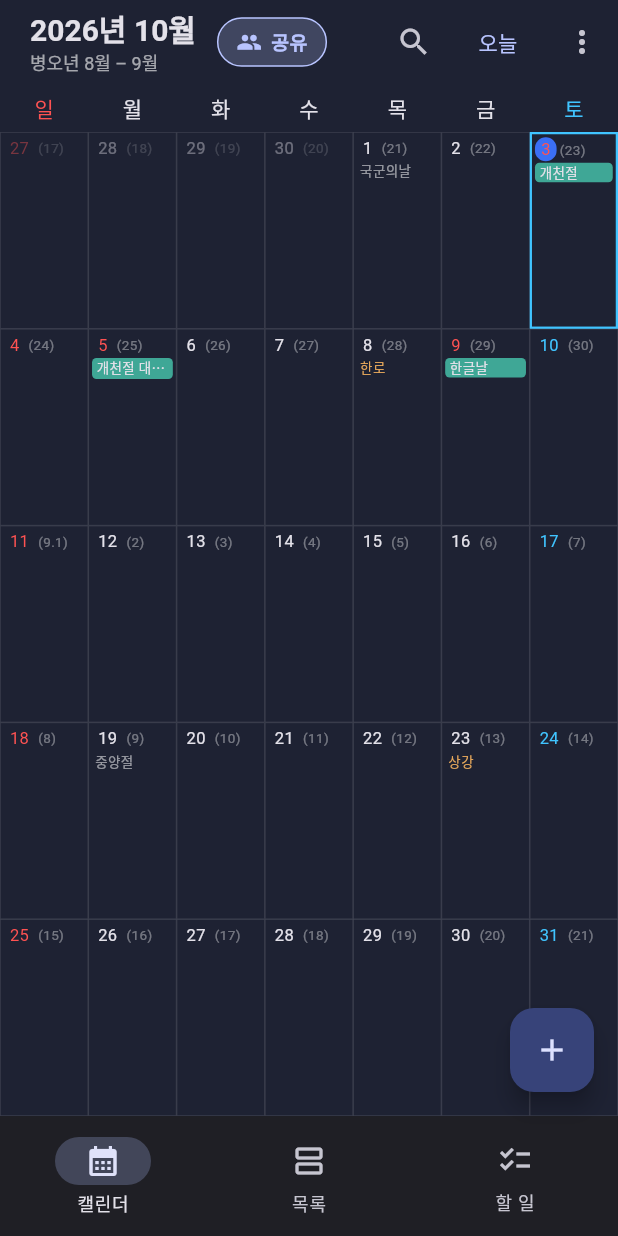
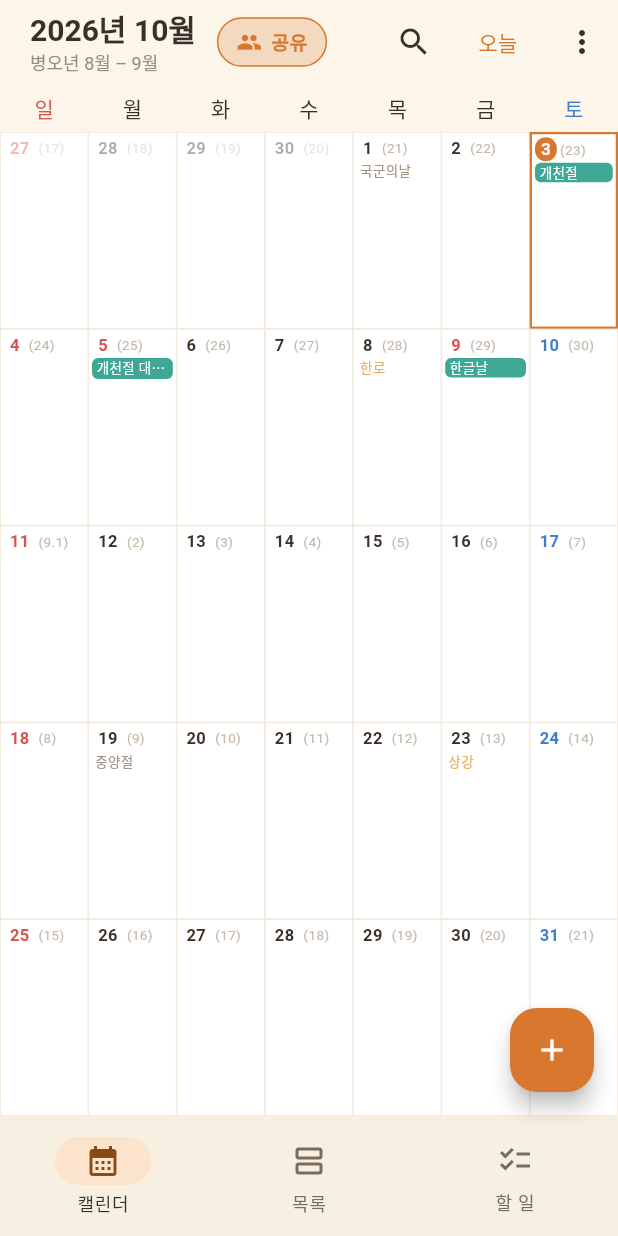
Before and after one commit to wildflow84/wildflow, a Flutter app: the screen it shows once a user with an empty profile is signed in, on a phone screen of 412 x 824 dp. Run offline on Flutter 3.47's test engine with Material 3 defaults, Android fonts, the phone set to English and light mode, and no system bars; our stand-ins replace cloud_firestore, cloud_functions, firebase_auth, firebase_core, firebase_messaging; missing offline and left inert: dart:js_interop, home_widget; accounts and stored records are empty; statements that could not run were skipped.

Commit message:
UI: 따뜻한 크림 테마(시안 B)로 전환 — 팔레트 파일, 칩 글자색 자동, 카드 그림자, 테마 전반
Co-Authored-By: Claude Sonnet 5.5 <noreply@anthropic.com>
Claude-Session: https://claude.ai/code/session_01HRGaXf3T9xS7uNCWtxQppT

```diff
--- a/lib/main.dart
+++ b/lib/main.dart
@@ -11,6 +11,7 @@ import 'firebase_options.dart';
 import 'ui/home_screen.dart';
 import 'ui/login_screen.dart';
 import 'ui/space_screen.dart';
+import 'ui/palette.dart';
 
 /// 앱이 열려 있는 동안 받은 푸시를 스낵바로 보여주기 위한 키
 final messengerKey = GlobalKey<ScaffoldMessengerState>();
@@ -45,17 +46,76 @@ class OurDayApp extends StatelessWidget {
       ],
       theme: ThemeData(
         useMaterial3: true,
-        brightness: Brightness.dark,
-        colorSchemeSeed: const Color(0xFF4C6EF5),
-        scaffoldBackgroundColor: const Color(0xFF1E2233),
+        brightness: Brightness.light,
+        colorScheme: ColorScheme.fromSeed(seedColor: kAccent).copyWith(
+          primary: kAccent,
+          onPrimary: Colors.white,
+          primaryContainer: const Color(0xFFFBE3CC),
+          onPrimaryContainer: const Color(0xFF8A4A14),
+          secondaryContainer: const Color(0xFFFBE3CC),
+          onSecondaryContainer: const Color(0xFF8A4A14),
+          surface: kBg,
+          onSurface: kInk,
+          onSurfaceVariant: kSubtle,
+          surfaceContainerLowest: kCard,
+          surfaceContainerLow: kBg,
+          surfaceContainer: const Color(0xFFF7EFE1),
+          surfaceContainerHigh: const Color(0xFFF4EBDC),
+          surfaceContainerHighest: const Color(0xFFF0E5D3),
+          outline: kFaint,
+          outlineVariant: kLine,
+          error: kRed,
+        ),
+        scaffoldBackgroundColor: kBg,
+        dividerColor: kLine,
         // 모든 화면의 상단 바를 같은 배경으로
         appBarTheme: const AppBarTheme(
           backgroundColor: Colors.transparent,
+          foregroundColor: kInk,
           scrolledUnderElevation: 0,
           surfaceTintColor: Colors.transparent,
         ),
+        navigationBarTheme: const NavigationBarThemeData(
+          backgroundColor: kCard,
+          surfaceTintColor: Colors.transparent,
+          indicatorColor: Color(0xFFFBE3CC),
+        ),
+        floatingActionButtonTheme: FloatingActionButtonThemeData(
+          backgroundColor: kAccent,
+          foregroundColor: Colors.white,
+          shape: RoundedRectangleBorder(borderRadius: BorderRadius.circular(18)),
+        ),
+        cardTheme: CardThemeData(
+          color: kCard,
+          elevation: 1,
+          shadowColor: kCardShadow,
+          surfaceTintColor: Colors.transparent,
+          shape: RoundedRectangleBorder(borderRadius: BorderRadius.circular(18)),
+        ),
+        dialogTheme: DialogThemeData(
+          backgroundColor: kCard,
+          surfaceTintColor: Colors.transparent,
+          shape: RoundedRectangleBorder(borderRadius: BorderRadius.circular(24)),
+        ),
+        bottomSheetTheme: const BottomSheetThemeData(
+          backgroundColor: kBg,
+          surfaceTintColor: Colors.transparent,
+          shape: RoundedRectangleBorder(borderRadius: BorderRadius.vertical(top: Radius.circular(24))),
+        ),
+        chipTheme: ChipThemeData(
+          backgroundColor: kCard,
+          side: const BorderSide(color: kLine),
+          shape: RoundedRectangleBorder(borderRadius: BorderRadius.circular(99)),
+          selectedColor: const Color(0xFFFBE3CC),
+        ),
+        popupMenuTheme: const PopupMenuThemeData(color: kCard, surfaceTintColor: Colors.transparent),
         // 모든 입력창을 같은 외곽선 스타일로
-        inputDecorationTheme: const InputDecorationTheme(border: OutlineInputBorder()),
+        inputDecorationTheme: InputDecorationTheme(
+          border: OutlineInputBorder(borderRadius: BorderRadius.circular(14)),
+          enabledBorder: OutlineInputBorder(borderRadius: BorderRadius.circular(14), borderSide: const BorderSide(color: kFaint)),
+          filled: true,
+          fillColor: kCard,
+        ),
         snackBarTheme: SnackBarThemeData(
           behavior: SnackBarBehavior.floating,
           insetPadding: const EdgeInsets.fromLTRB(16, 0, 16, 16),
--- a/lib/ui/category_dialog.dart
+++ b/lib/ui/category_dialog.dart
@@ -1,4 +1,5 @@
 import 'package:flutter/material.dart';
+import 'palette.dart';
 import 'package:provider/provider.dart';
 
 import '../data/store.dart';
@@ -68,7 +69,7 @@ class _CategoryDialogState extends State<_CategoryDialog> {
                 Navigator.pop(context);
               }
             },
-            child: const Text('삭제', style: TextStyle(color: Colors.redAccent)),
+            child: const Text('삭제', style: TextStyle(color: kRed)),
           ),
         TextButton(onPressed: () => Navigator.pop(context), child: const Text('취소')),
         FilledButton(
--- a/lib/ui/category_manager.dart
+++ b/lib/ui/category_manager.dart
@@ -1,4 +1,5 @@
 import 'package:flutter/material.dart';
+import 'palette.dart';
 import 'package:provider/provider.dart';
 
 import '../data/store.dart';
@@ -32,7 +33,7 @@ class CategoryManagerScreen extends StatelessWidget {
           padding: EdgeInsets.fromLTRB(16, 4, 16, 8),
           child: Text(
             '항목에는 카테고리를 하나 붙이고, 그 색으로 표시돼. 끌어서 순서를 바꾸고, 눌러서 수정해.',
-            style: TextStyle(color: Colors.white60, fontSize: 12),
+            style: TextStyle(color: kMuted, fontSize: 12),
           ),
         ),
         Expanded(
--- a/lib/ui/color_picker.dart
+++ b/lib/ui/color_picker.dart
@@ -1,3 +1,4 @@
+import 'palette.dart';
 import 'package:flutter/material.dart';
 
 import '../models/category.dart';
@@ -49,7 +50,7 @@ class _ColorChooserState extends State<ColorChooser> {
                   color: Color(c),
                   shape: BoxShape.circle,
                   border: Border.all(
-                      color: widget.value == c ? Colors.white : Colors.transparent, width: 2.5),
+                      color: widget.value == c ? kInk : Colors.transparent, width: 2.5),
                 ),
                 child: widget.value == c ? const Icon(Icons.check, size: 18, color: Colors.white) : null,
               ),
--- a/lib/ui/date_picker.dart
+++ b/lib/ui/date_picker.dart
@@ -1,4 +1,5 @@
 import 'package:flutter/material.dart';
+import 'palette.dart';
 import 'package:intl/intl.dart';
 
 /// 날짜 선택. 기본 showDatePicker는 가로로 넓은 화면(PC)에서 제목이 줄바꿈되어 어색해서 직접 구성했다.
@@ -54,7 +55,7 @@ class _DatePickerDialogState extends State<_DatePickerDialog> {
                   alignment: Alignment.centerLeft,
                   child: Column(crossAxisAlignment: CrossAxisAlignment.start, children: [
                     if (widget.title != null)
-                      Text(widget.title!, style: const TextStyle(fontSize: 12, color: Colors.white60)),
+                      Text(widget.title!, style: const TextStyle(fontSize: 12, color: kMuted)),
                     const SizedBox(height: 2),
                     FittedBox(
                       fit: BoxFit.scaleDown,
--- a/lib/ui/home_screen.dart
+++ b/lib/ui/home_screen.dart
@@ -1,4 +1,5 @@
 import 'dart:async';
+import 'palette.dart';
 
 import 'package:flutter/gestures.dart' show PointerScrollEvent;
 import 'package:flutter/material.dart';
@@ -150,7 +151,7 @@ class _HomeScreenState extends State<HomeScreen> {
                         Text('${_month.year}년 ${_month.month}월',
                             style: const TextStyle(fontSize: 20, fontWeight: FontWeight.bold)),
                         Text(_lunarRange(_month),
-                            style: const TextStyle(fontSize: 12, color: Colors.white60)),
+                            style: const TextStyle(fontSize: 12, color: kMuted)),
                       ],
                     ),
                   ),
@@ -382,18 +383,18 @@ class _SharedToggle extends StatelessWidget {
             decoration: BoxDecoration(
               color: on ? accent.withValues(alpha: 0.22) : Colors.transparent,
               borderRadius: BorderRadius.circular(20),
-              border: Border.all(color: on ? accent : Colors.white24),
+              border: Border.all(color: on ? accent : kFaint),
             ),
             child: Row(mainAxisSize: MainAxisSize.min, children: [
               Icon(on ? Icons.people : Icons.people_outline,
-                  size: 17, color: on ? accent : Colors.white54),
+                  size: 17, color: on ? accent : kMuted),
               if (!narrow) ...[
                 const SizedBox(width: 6),
                 Text('공유',
                     style: TextStyle(
                         fontSize: 13,
                         fontWeight: FontWeight.w600,
-                        color: on ? accent : Colors.white54)),
+                        color: on ? accent : kMuted)),
               ],
             ]),
           ),
@@ -463,7 +464,7 @@ class _EdgeZoneState extends State<_EdgeZone> {
           alignment: widget.left ? Alignment.centerLeft : Alignment.centerRight,
           child: Padding(
             padding: const EdgeInsets.symmetric(horizontal: 6),
-            child: Icon(widget.left ? Icons.chevron_left : Icons.chevron_right, size: 28, color: Colors.white),
+            child: Icon(widget.left ? Icons.chevron_left : Icons.chevron_right, size: 28, color: kAccent),
           ),
         ),
       ),
@@ -508,9 +509,9 @@ class _MonthGrid extends StatelessWidget {
                   child: Text(dow[i],
                       style: TextStyle(
                           color: i == 0
-                              ? Colors.redAccent
+                              ? kRed
                               : i == 6
-                                  ? Colors.lightBlueAccent
+                                  ? kBlue
                                   : null)),
                 ),
               ),
@@ -652,6 +653,7 @@ class _SpanBar extends StatelessWidget {
 
   @override
   Widget build(BuildContext context) {
+    final fg = onColor(color);
     final bar = Container(
       padding: const EdgeInsets.symmetric(horizontal: 4),
       decoration: BoxDecoration(
@@ -661,8 +663,12 @@ class _SpanBar extends StatelessWidget {
           right: Radius.circular(seg.endsHere ? 4 : 0),
         ),
       ),
-      child: Row(children: [
-        if (!seg.startsHere) const Icon(Icons.arrow_left, size: 12, color: Colors.white70),
+      child: IconTheme(
+        data: IconThemeData(color: fg),
+        child: DefaultTextStyle.merge(
+          style: TextStyle(color: fg),
+          child: Row(children: [
+        if (!seg.startsHere) Icon(Icons.arrow_left, size: 12, color: fg.withValues(alpha: 0.7)),
         if (ownerInitial != null)
           Container(
             width: 11,
@@ -678,8 +684,10 @@ class _SpanBar extends StatelessWidget {
           child: Text(seg.item.title,
               maxLines: 1, overflow: TextOverflow.ellipsis, style: const TextStyle(fontSize: 9)),
         ),
-        if (!seg.endsHere) const Icon(Icons.arrow_right, size: 12, color: Colors.white70),
+        if (!seg.endsHere) Icon(Icons.arrow_right, size: 12, color: fg.withValues(alpha: 0.7)),
       ]),
+        ),
+      ),
     );
     final tappable = GestureDetector(behavior: HitTestBehavior.opaque, onTap: onTap, child: bar);
     if (!canEdit) return tappable;
@@ -740,9 +748,9 @@ class _DayCell extends StatelessWidget {
     final marks = s0.cal.marksOn(day);
     final isHoliday = marks.any((m) => m.isHoliday);
     final numColor = (day.weekday == DateTime.sunday || isHoliday)
-        ? Colors.redAccent
+        ? kRed
         : day.weekday == DateTime.saturday
-            ? Colors.lightBlueAccent
+            ? kBlue
             : null;
 
     final backdrop = _backdropFor(s0);
@@ -758,7 +766,7 @@ class _DayCell extends StatelessWidget {
     for (final mk in marks.where((m) => !m.isHoliday)) {
       lines.add(_MarkText(
           text: mk.name,
-          color: mk.kind == MarkKind.term ? const Color(0xFFE8A95B) : Colors.white54));
+          color: mk.kind == MarkKind.term ? const Color(0xFFE8A95B) : kMuted));
     }
 
     return DragTarget<_DragData>(
@@ -768,7 +776,7 @@ class _DayCell extends StatelessWidget {
       onTap: () => onTap(day),
       child: Container(
         decoration: BoxDecoration(
-          color: candidates.isNotEmpty ? Colors.lightGreenAccent.withValues(alpha: 0.12) : null,
+          color: candidates.isNotEmpty ? kGreen.withValues(alpha: 0.15) : kCard,
           // 사진이 있는 여러 날 일정(여행 등)이 걸친 날은 그 장소 사진을 옅게 깐다
           image: backdrop == null
               ? null
@@ -779,10 +787,10 @@ class _DayCell extends StatelessWidget {
                   onError: (_, _) {}),
           border: Border.all(
               color: candidates.isNotEmpty
-                  ? Colors.lightGreenAccent
+                  ? kGreen
                   : isSelected
-                      ? Colors.lightBlueAccent
-                      : Colors.white12,
+                      ? kAccent
+                      : kLine,
               width: (isSelected || candidates.isNotEmpty) ? 1.5 : 0.5),
         ),
         padding: const EdgeInsets.all(2),
@@ -800,25 +808,25 @@ class _DayCell extends StatelessWidget {
                     padding: const EdgeInsets.symmetric(horizontal: 4),
                     decoration: isToday
                         ? const BoxDecoration(
-                            color: Color(0xFF3B6FF5),
+                            color: kAccent,
                             borderRadius: BorderRadius.all(Radius.circular(8)))
                         : null,
                     child: Text('${day.day}',
-                        style: TextStyle(fontSize: 11, color: numColor)),
+                        style: TextStyle(fontSize: 11, fontWeight: FontWeight.w600, color: isToday ? Colors.white : numColor)),
                   ),
                   const SizedBox(width: 2),
                   Flexible(
                     child: Text('(${lunarText(day)})',
                         maxLines: 1,
                         overflow: TextOverflow.clip,
-                        style: const TextStyle(fontSize: 9, color: Colors.white38)),
+                        style: const TextStyle(fontSize: 9, color: kFaint)),
                   ),
                 ]),
                 if (laneCount > 0) SizedBox(height: laneCount * _laneH),
                 ...lines.take(shown.clamp(0, lines.length)),
                 if (overflow && room > 0)
                   Text('+${lines.length - shown}',
-                      style: const TextStyle(fontSize: 9, color: Colors.white54)),
+                      style: const TextStyle(fontSize: 9, color: kMuted)),
               ],
             );
           }),
@@ -901,14 +909,19 @@ class _Chip extends StatelessWidget {
 
   @override
   Widget build(BuildContext context) {
+    final fg = isTodo ? kInk : onColor(color);
     return Container(
       margin: const EdgeInsets.only(top: 1),
       padding: const EdgeInsets.symmetric(horizontal: 3),
       decoration: BoxDecoration(
-        color: isTodo ? color.withValues(alpha: 0.45) : color,
-        borderRadius: BorderRadius.circular(3),
+        color: isTodo ? color.withValues(alpha: 0.28) : color,
+        borderRadius: BorderRadius.circular(4),
       ),
-      child: Row(children: [
+      child: IconTheme(
+        data: IconThemeData(color: fg),
+        child: DefaultTextStyle.merge(
+          style: TextStyle(color: fg),
+          child: Row(children: [
         if (ownerInitial != null)
           Container(
             width: 11,
@@ -931,6 +944,8 @@ class _Chip extends StatelessWidget {
                   decoration: done ? TextDecoration.lineThrough : null)),
         ),
       ]),
+        ),
+      ),
     );
   }
 }
@@ -969,12 +984,13 @@ class _DayList extends StatelessWidget {
               for (final m in marks)
                 Chip(
                   visualDensity: VisualDensity.compact,
-                  label: Text(m.name, style: const TextStyle(fontSize: 12)),
+                  label: Text(m.name, style: TextStyle(fontSize: 12, color: m.isHoliday ? Colors.white : kInk)),
+                  side: BorderSide.none,
                   backgroundColor: m.isHoliday
                       ? const Color(0xFF3FA796)
                       : m.kind == MarkKind.term
-                          ? const Color(0xFF6B5A3A)
-                          : Colors.white12,
+                          ? const Color(0xFFEBD9B4)
+                          : kFill,
                   deleteIcon: custom.any((c) => c.name == m.name)
                       ? const Icon(Icons.close, size: 14)
                       : null,
@@ -1008,7 +1024,7 @@ class _Meta extends StatelessWidget {
     return ConstrainedBox(
       constraints: const BoxConstraints(maxWidth: 220),
       child: Row(mainAxisSize: MainAxisSize.min, children: [
-        if (icon != null) Icon(icon, size: 14, color: Colors.white54),
+        if (icon != null) Icon(icon, size: 14, color: kMuted),
         if (dot != null)
           Container(width: 8, height: 8, decoration: BoxDecoration(color: dot, shape: BoxShape.circle)),
         const SizedBox(width: 4),
@@ -1016,7 +1032,7 @@ class _Meta extends StatelessWidget {
           child: Text(text,
               maxLines: 1,
               overflow: TextOverflow.ellipsis,
-              style: const TextStyle(fontSize: 12, color: Colors.white70)),
+              style: const TextStyle(fontSize: 12, color: kSubtle)),
         ),
       ]),
     );
@@ -1192,7 +1208,9 @@ class _TodoTabState extends State<_TodoTab> {
     Widget card(List<Item> list, DateTime Function(Item) dayOf) => Padding(
           padding: const EdgeInsets.fromLTRB(10, 4, 10, 0),
           child: Material(
-            color: Colors.white.withValues(alpha: 0.05),
+            color: kCard,
+            elevation: 1,
+            shadowColor: kCardShadow,
             borderRadius: BorderRadius.circular(14),
             clipBehavior: Clip.antiAlias,
             child: Column(children: [
@@ -1227,11 +1245,11 @@ class _TodoTabState extends State<_TodoTab> {
                     fontWeight: FontWeight.bold,
                     fontSize: 13,
                     color: d == today
-                        ? Colors.lightBlueAccent
+                        ? kBlue
                         : d.weekday == DateTime.sunday
-                            ? Colors.redAccent
+                            ? kRed
                             : d.weekday == DateTime.saturday
-                                ? Colors.lightBlueAccent
+                                ? kBlue
                                 : null)),
           ),
           card(groups[d]!, dayOf),
--- a/lib/ui/lunar_picker.dart
+++ b/lib/ui/lunar_picker.dart
@@ -1,4 +1,5 @@
 import 'package:flutter/material.dart';
+import 'palette.dart';
 import 'package:intl/intl.dart';
 
 import '../models/lunar.dart';
@@ -108,10 +109,10 @@ class _LunarDialogState extends State<_LunarDialog> {
           const SizedBox(height: 12),
           Text(
             solar == null ? '없는 날짜야' : '양력 ${DateFormat('y년 M월 d일 (E)', 'ko').format(solar)}',
-            style: const TextStyle(color: Colors.white70),
+            style: const TextStyle(color: kSubtle),
           ),
           const SizedBox(height: 4),
-          const Text('반복은 등록 화면에서 "매년 음력 …"을 고르면 돼', style: TextStyle(fontSize: 12, color: Colors.white54)),
+          const Text('반복은 등록 화면에서 "매년 음력 …"을 고르면 돼', style: TextStyle(fontSize: 12, color: kMuted)),
         ]),
       ),
       actions: [
--- /dev/null
+++ b/lib/ui/palette.dart
@@ -0,0 +1,21 @@
+import 'package:flutter/material.dart';
+
+/// 앱 전체 색 (따뜻한 크림 테마). 화면 코드에서 색을 직접 쓰지 말고 여기 이름을 쓴다.
+const kBg = Color(0xFFFBF5EA); // 바탕
+const kCard = Colors.white; // 카드/칸
+const kInk = Color(0xFF3A2E26); // 본문 글자
+const kSubtle = Color(0xFF7A6B5D); // 보조 글자
+const kMuted = Color(0xFF9A8B7D); // 흐린 글자
+const kFaint = Color(0xFFC4B8AA); // 아주 흐린 글자/테두리
+const kLine = Color(0xFFF0E6D6); // 구분선, 옅은 테두리
+const kFill = Color(0xFFF4EBDC); // 옅은 채움
+const kAccent = Color(0xFFD9772F); // 포인트 (순대 색)
+const kRed = Color(0xFFD9534F); // 일요일/공휴일/삭제
+const kBlue = Color(0xFF3D7DCA); // 토요일
+const kGreen = Color(0xFF5FA05A); // 완료/놓기
+
+/// 배경색 위에 올릴 글자색: 밝은 배경이면 짙은 색, 아니면 흰색
+Color onColor(Color c) => c.computeLuminance() > 0.6 ? kInk : Colors.white;
+
+/// 카드 그림자
+const kCardShadow = Color(0x1F8A5A22);
--- a/lib/ui/settings_screen.dart
+++ b/lib/ui/settings_screen.dart
@@ -1,5 +1,6 @@
 
 import 'package:flutter/material.dart';
+import 'palette.dart';
 import 'package:flutter/services.dart';
 import 'package:provider/provider.dart';
 
@@ -91,7 +92,7 @@ class SettingsScreen extends StatelessWidget {
             padding: EdgeInsets.fromLTRB(16, 8, 16, 0),
             child: Text(
               '등록할 때 항목마다 바꿀 수 있어. 카테고리에 기본 공개 범위를 따로 정해두면 그게 우선이야.',
-              style: TextStyle(color: Colors.white60, fontSize: 12),
+              style: TextStyle(color: kMuted, fontSize: 12),
             ),
           ),
           const SizedBox(height: 8),
--- a/lib/ui/space_screen.dart
+++ b/lib/ui/space_screen.dart
@@ -1,4 +1,5 @@
 import 'package:flutter/material.dart';
+import 'palette.dart';
 import 'package:provider/provider.dart';
 
 import '../data/store.dart';
@@ -64,7 +65,7 @@ class _SpaceScreenState extends State<SpaceScreen> {
                     child: const Text('코드로 참여')),
                 if (_err != null) ...[
                   const SizedBox(height: 12),
-                  Text(_err!, style: const TextStyle(color: Colors.redAccent)),
+                  Text(_err!, style: const TextStyle(color: kRed)),
                 ],
               ],
             ),
--- a/lib/ui/subscriptions.dart
+++ b/lib/ui/subscriptions.dart
@@ -1,4 +1,5 @@
 import 'package:cloud_functions/cloud_functions.dart' show FirebaseFunctionsException;
+import 'palette.dart';
 import 'package:flutter/material.dart';
 import 'package:intl/intl.dart';
 import 'package:provider/provider.dart';
@@ -35,7 +36,7 @@ class SubscriptionsScreen extends StatelessWidget {
                   padding: EdgeInsets.fromLTRB(16, 12, 16, 8),
                   child: Text(
                     '캘린더 주소(.ics)를 등록하면 서버가 12시간마다 새로 받아와서 일정에 넣어줘. 킥오프 시간이 바뀌면 자동으로 반영돼.',
-                    style: TextStyle(color: Colors.white60, fontSize: 12),
+                    style: TextStyle(color: kMuted, fontSize: 12),
                   ),
                 ),
                 if (subs.isEmpty && snap.connectionState != ConnectionState.waiting)
@@ -149,7 +150,7 @@ class _AddDialogState extends State<_AddDialog> {
         width: 360,
         child: SingleChildScrollView(
           child: Column(mainAxisSize: MainAxisSize.min, crossAxisAlignment: CrossAxisAlignment.start, children: [
-            const Text('자주 쓰는 구독', style: TextStyle(color: Colors.white70)),
+            const Text('자주 쓰는 구독', style: TextStyle(color: kSubtle)),
             Wrap(spacing: 8, children: [
               for (final p in subscriptionPresets)
                 ActionChip(
--- a/lib/ui/time_picker.dart
+++ b/lib/ui/time_picker.dart
@@ -1,3 +1,4 @@
+import 'palette.dart';
 import 'package:flutter/cupertino.dart' show CupertinoPicker, FixedExtentScrollController;
 import 'package:flutter/material.dart';
 
@@ -51,7 +52,7 @@ class _DigitalTimeDialogState extends State<_DigitalTimeDialog> {
         onSelectedItemChanged: onChanged,
         children: [
           for (var i = 0; i < count; i++)
-            Center(child: Text(_two(i), style: const TextStyle(fontSize: 28, color: Colors.white))),
+            Center(child: Text(_two(i), style: const TextStyle(fontSize: 28, color: kInk))),
         ],
       ),
     );
```
Also changed, not shown: lib/ui/agenda.dart (+13 -10 lines), lib/ui/checklist.dart (+9 -8 lines), lib/ui/edit_sheet.dart (+18 -17 lines), lib/ui/members_screen.dart (+5 -4 lines), lib/ui/recurrence_editor.dart (+7 -6 lines), 2 other files.
